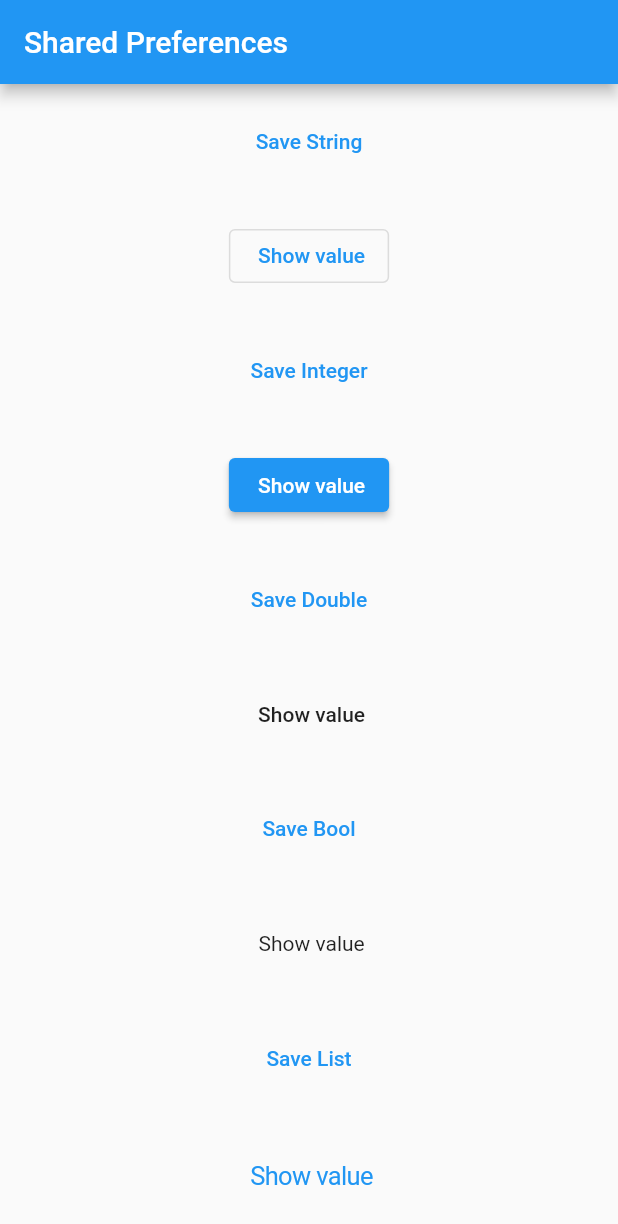
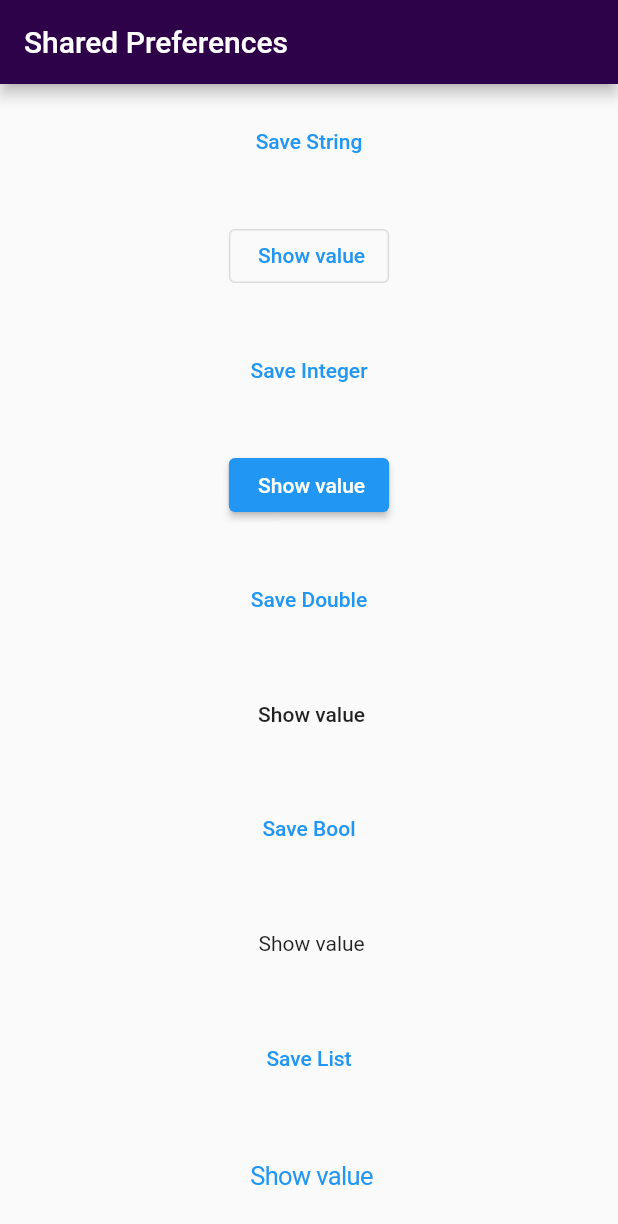
Before and after one commit to jinosh05/shared_preference_example_flutter, a Flutter app: the screen it shows after launch, on a phone screen of 412 x 824 dp. Shown: the top 1224 px of the screen. Run offline on Flutter 3.47's test engine with Material 2 defaults, Android fonts, the phone set to English and light mode, and no system bars; our stand-ins replace shared_preferences.

Commit message:
Appbar color set

```diff
--- a/lib/main.dart
+++ b/lib/main.dart
@@ -20,6 +20,7 @@ class _MySharedState extends State<MyShared> {
   Widget build(BuildContext context) {
     return Scaffold(
       appBar: AppBar(
+        backgroundColor: Color(0xff2E0249),
         title: Text("Shared Preferences"),
       ),
       body: Center(
```
